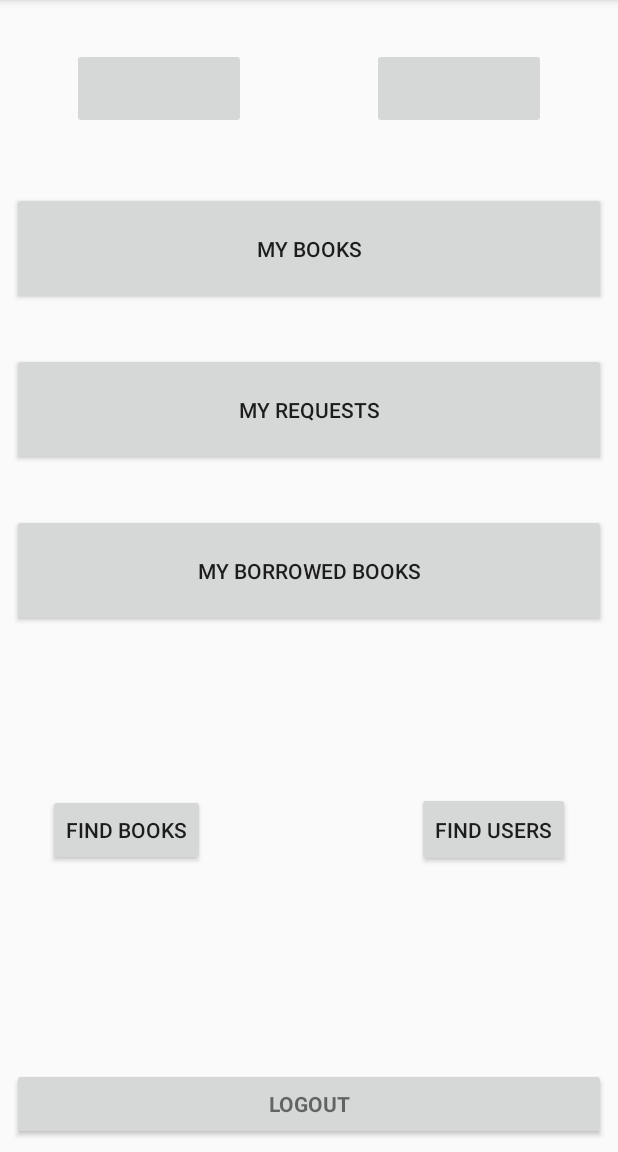
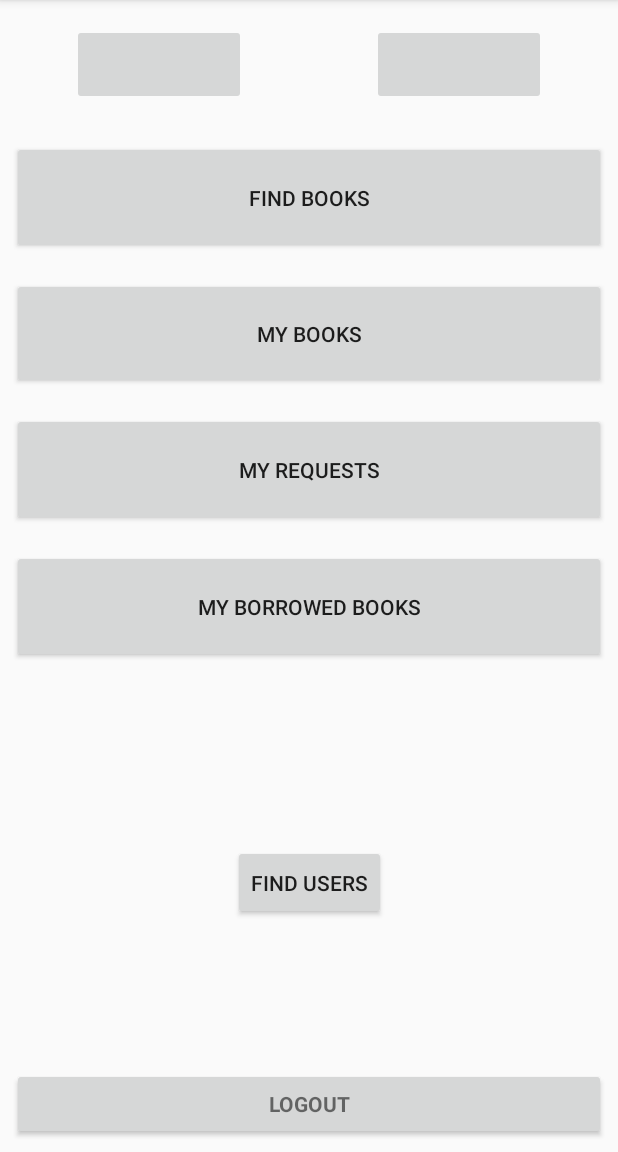
Before and after one commit to cmput301w19t15/GitGoing, an Android app: the screen it shows after launch once a user with an empty profile is signed in (MainActivity), on a phone screen of 412 x 824 dp, the part 84-1236 px from its top. Run offline under Robolectric (Android 15) with nearby library versions, the phone set to English and light mode, and no system bars; our stand-ins replace Firebase (no records; nobody signed in at launch, a user with empty details on screens opened directly).

Commit message:
minor changes

```diff
--- a/cmput301w19t15/app/src/main/java/com/example/cmput301w19t15/RequestedBookList.java
+++ b/cmput301w19t15/app/src/main/java/com/example/cmput301w19t15/RequestedBookList.java
@@ -2,18 +2,20 @@ package com.example.cmput301w19t15;
 
 import android.os.Bundle;
 import android.support.v7.app.AppCompatActivity;
+import android.widget.Button;
 import android.widget.ListView;
 
 public class RequestedBookList extends AppCompatActivity {
 
     private ListView acceptedList;
+    private Button all, accepted;
 
     @Override
     protected void onCreate(Bundle savedInstanceState) {
         super.onCreate(savedInstanceState);
         setContentView(R.layout.activity_requested_book_list);
 
-        acceptedList = (ListView) findViewById(R.id.accepted);
+        acceptedList = (ListView) findViewById(R.id.acceptedList);
 
     }
 }
--- a/cmput301w19t15/app/src/main/res/layout/activity_main_updated.xml
+++ b/cmput301w19t15/app/src/main/res/layout/activity_main_updated.xml
@@ -10,20 +10,24 @@
         android:id="@+id/find_user"
         android:layout_width="wrap_content"
         android:layout_height="50dp"
-        android:layout_marginTop="64dp"
-        android:layout_marginEnd="32dp"
-        android:layout_marginRight="32dp"
-        android:layout_marginBottom="144dp"
+        android:layout_marginStart="164dp"
+        android:layout_marginLeft="164dp"
+        android:layout_marginTop="16dp"
+        android:layout_marginEnd="164dp"
+        android:layout_marginRight="164dp"
+        android:layout_marginBottom="16dp"
         android:text="@string/findu"
-        app:layout_constraintBottom_toBottomOf="parent"
+        app:layout_constraintBottom_toTopOf="@+id/logout_button"
         app:layout_constraintEnd_toEndOf="parent"
-        app:layout_constraintTop_toBottomOf="@+id/my_borrows" />
+        app:layout_constraintStart_toStartOf="parent"
+        app:layout_constraintTop_toBottomOf="@+id/my_borrows"
+        app:layout_constraintVertical_bias="0.562" />
 
     <ImageButton
         android:id="@+id/notify"
         android:layout_width="116dp"
         android:layout_height="54dp"
-        android:layout_marginTop="32dp"
+        android:layout_marginTop="16dp"
         android:layout_marginEnd="48dp"
         android:layout_marginRight="48dp"
         app:layout_constraintEnd_toEndOf="parent"
@@ -36,7 +40,7 @@
         android:layout_height="75dp"
         android:layout_marginStart="8dp"
         android:layout_marginLeft="8dp"
-        android:layout_marginTop="32dp"
+        android:layout_marginTop="16dp"
         android:layout_marginEnd="8dp"
         android:layout_marginRight="8dp"
         android:text="@string/borrow"
@@ -51,7 +55,7 @@
         android:layout_height="75dp"
         android:layout_marginStart="8dp"
         android:layout_marginLeft="8dp"
-        android:layout_marginTop="32dp"
+        android:layout_marginTop="16dp"
         android:layout_marginEnd="8dp"
         android:layout_marginRight="8dp"
         android:text="@string/request"
@@ -63,16 +67,17 @@
     <Button
         android:id="@+id/my_books"
         android:layout_width="0dp"
-        android:layout_height="75dp"
+        android:layout_height="74dp"
         android:layout_marginStart="8dp"
         android:layout_marginLeft="8dp"
-        android:layout_marginTop="128dp"
+        android:layout_marginTop="16dp"
         android:layout_marginEnd="8dp"
         android:layout_marginRight="8dp"
         android:text="@string/mybook"
         app:layout_constraintEnd_toEndOf="parent"
+        app:layout_constraintHorizontal_bias="1.0"
         app:layout_constraintStart_toStartOf="parent"
-        app:layout_constraintTop_toTopOf="parent" />
+        app:layout_constraintTop_toBottomOf="@+id/find_book" />
 
     <ImageButton
         android:id="@+id/profile"
@@ -80,23 +85,25 @@
         android:layout_height="54dp"
         android:layout_marginStart="48dp"
         android:layout_marginLeft="48dp"
-        android:layout_marginTop="32dp"
+        android:layout_marginTop="16dp"
         app:layout_constraintStart_toStartOf="parent"
         app:layout_constraintTop_toTopOf="parent"
         tools:srcCompat="@tools:sample/avatars" />
 
     <Button
         android:id="@+id/find_book"
-        android:layout_width="wrap_content"
-        android:layout_height="wrap_content"
-        android:layout_marginStart="32dp"
-        android:layout_marginLeft="32dp"
-        android:layout_marginTop="64dp"
-        android:layout_marginBottom="144dp"
+        android:layout_width="0dp"
+        android:layout_height="75dp"
+        android:layout_marginStart="8dp"
+        android:layout_marginLeft="8dp"
+        android:layout_marginTop="24dp"
+        android:layout_marginEnd="8dp"
+        android:layout_marginRight="8dp"
         android:text="@string/findb"
-        app:layout_constraintBottom_toBottomOf="parent"
+        app:layout_constraintEnd_toEndOf="parent"
+        app:layout_constraintHorizontal_bias="0.0"
         app:layout_constraintStart_toStartOf="parent"
-        app:layout_constraintTop_toBottomOf="@+id/my_borrows" />
+        app:layout_constraintTop_toBottomOf="@+id/profile" />
 
     <Button
         android:id="@+id/logout_button"
--- a/cmput301w19t15/app/src/main/res/values/strings.xml
+++ b/cmput301w19t15/app/src/main/res/values/strings.xml
@@ -48,6 +48,8 @@
     <string name="create">Create Profile </string>
     <string name="filters">Filters: </string>
     <string name="add">Add </string>
+    <string name="all">All</string>
+    <string name="accepted">Accepted</string>
     <string name="status">Status </string>
     <string name="accept">Accept</string>
     <string name="decline">Decline</string>
```
Also changed, not shown: cmput301w19t15/app/src/main/java/com/example/cmput301w19t15/FindBooks.java (+5 -10 lines), cmput301w19t15/app/src/main/res/layout/activity_requested_book_list.xml (+25 -3 lines), 1 other file.
